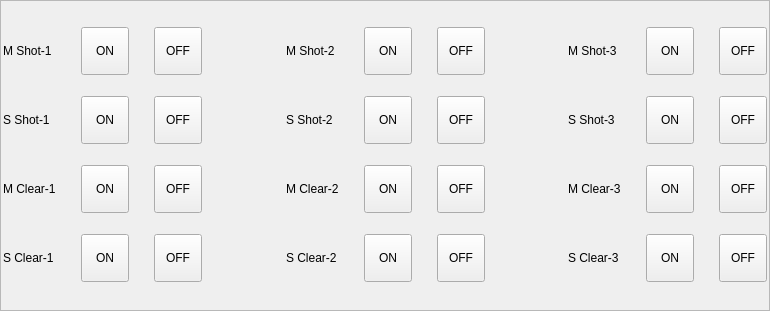
The window that hcmanualoperation/hcmanualfixtureframe.ui (dongdong-2009/3-5AxisRobot) describes before a commit, drawn with Qt 5.
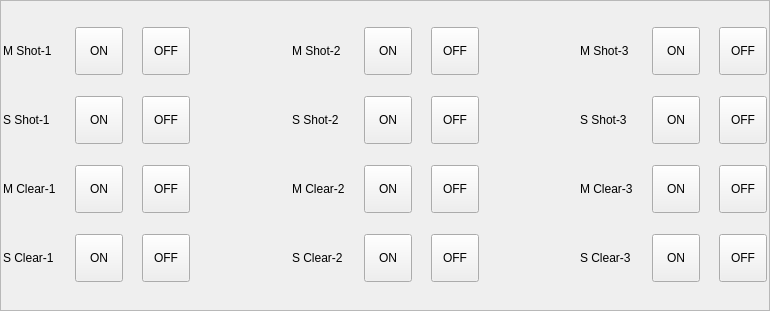
The same window after the commit. Icons and pictures are not drawn.

The edit to the form file:
```diff
--- a/hcmanualoperation/hcmanualfixtureframe.ui
+++ b/hcmanualoperation/hcmanualfixtureframe.ui
@@ -26,8 +26,8 @@
    <property name="rightMargin">
     <number>2</number>
    </property>
-   <property name="horizontalSpacing">
-    <number>9</number>
+   <property name="spacing">
+    <number>6</number>
    </property>
    <item row="0" column="3">
     <widget class="QLabel" name="ms1Out">
```
